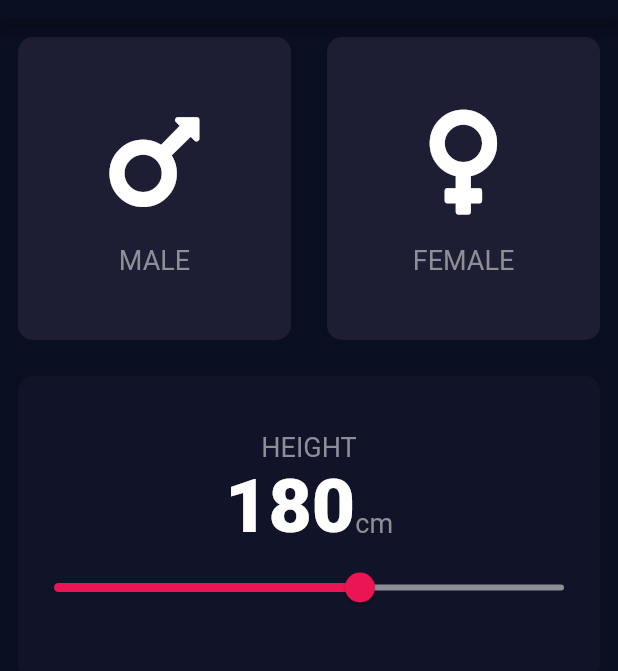
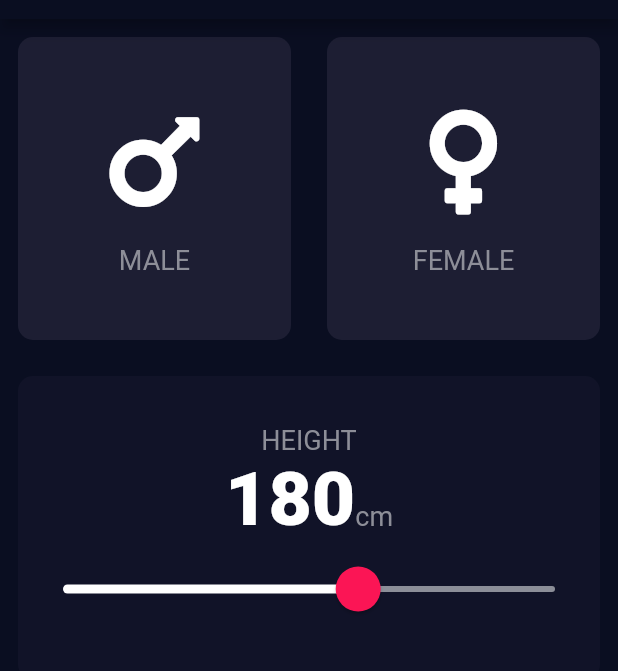
Before and after one commit to TsengYiYao/bmi-calculator, a Flutter app: the screen it shows after launch, on a phone screen of 412 x 824 dp, the part 65-736 px from its top. Run offline on Flutter 3.47's test engine with Material 2 defaults, Android fonts, the phone set to English and light mode, and no system bars; our stand-ins replace font_awesome_flutter.

```diff
--- a/lib/input_page.dart
+++ b/lib/input_page.dart
@@ -72,6 +72,9 @@ class _InputPageState extends State<InputPage> {
                 cardChild: Column(
                   mainAxisAlignment: MainAxisAlignment.center,
                   children: <Widget>[
+                    SizedBox(
+                      height: 2,
+                    ),
                     Text(
                       'HEIGHT',
                       style: kLabelTextStyle,
@@ -91,17 +94,27 @@ class _InputPageState extends State<InputPage> {
                         ),
                       ],
                     ),
-                    Slider(
+                    SliderTheme(
+                      data: SliderTheme.of(context).copyWith(
+                        inactiveTrackColor: Color(0xFF8C8E98),
+                        activeTrackColor: Colors.white,
+                        thumbColor: Color(0xFFFB1555),
+                        overlayColor: Color(0x15FB1555),
+                        thumbShape:
+                            RoundSliderThumbShape(enabledThumbRadius: 15),
+                        overlayShape:
+                            RoundSliderOverlayShape(overlayRadius: 30),
+                      ),
+                      child: Slider(
                         value: height.toDouble(),
                         min: 120,
                         max: 220,
-                      activeColor: Color(0xFFEB1555),
-                      inactiveColor: Color(0xFF8C8E98),
                         onChanged: (double newValue) {
                           setState(() {
                             height = newValue.round();
                           });
                         },
+                      ),
                     ),
                   ],
                 ),
```
Lines whose indentation alone changed are shown as unchanged.
